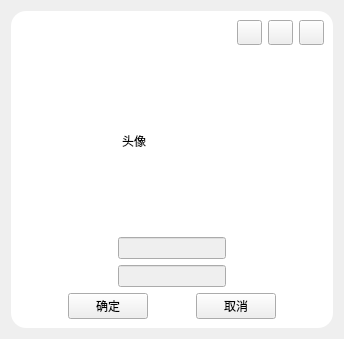
Old version of the form QQdemo/setting.ui in the repository Mine268/chatroom_qt.
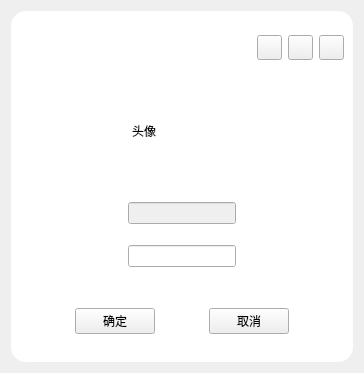
New version of the form. Icons and pictures are not drawn.

What changed in the file:
```diff
--- a/QQdemo/setting.ui
+++ b/QQdemo/setting.ui
@@ -2,6 +2,26 @@
 <ui version="4.0">
  <class>Setting</class>
  <widget class="QWidget" name="Setting">
+  <property name="geometry">
+   <rect>
+    <x>0</x>
+    <y>0</y>
+    <width>364</width>
+    <height>373</height>
+   </rect>
+  </property>
+  <property name="minimumSize">
+   <size>
+    <width>364</width>
+    <height>373</height>
+   </size>
+  </property>
+  <property name="maximumSize">
+   <size>
+    <width>364</width>
+    <height>373</height>
+   </size>
+  </property>
   <property name="windowTitle">
    <string>Form</string>
   </property>
@@ -139,19 +159,6 @@
         </item>
        </layout>
       </item>
-      <item>
-       <spacer name="verticalSpacer">
-        <property name="orientation">
-         <enum>Qt::Vertical</enum>
-        </property>
-        <property name="sizeHint" stdset="0">
-         <size>
-          <width>20</width>
-          <height>40</height>
-         </size>
-        </property>
-       </spacer>
-      </item>
       <item>
        <layout class="QHBoxLayout" name="horizontalLayout_5">
         <item>
@@ -201,19 +208,6 @@
         </item>
        </layout>
       </item>
-      <item>
-       <spacer name="verticalSpacer_2">
-        <property name="orientation">
-         <enum>Qt::Vertical</enum>
-        </property>
-        <property name="sizeHint" stdset="0">
-         <size>
-          <width>20</width>
-          <height>40</height>
-         </size>
-        </property>
-       </spacer>
-      </item>
       <item>
        <layout class="QHBoxLayout" name="horizontalLayout_2">
         <property name="spacing">
@@ -275,7 +269,7 @@
         <item>
          <widget class="QLineEdit" name="username">
           <property name="enabled">
-           <bool>false</bool>
+           <bool>true</bool>
           </property>
          </widget>
         </item>
@@ -294,6 +288,23 @@
         </item>
        </layout>
       </item>
+      <item>
+       <layout class="QHBoxLayout" name="horizontalLayout_7">
+        <item>
+         <spacer name="horizontalSpacer_12">
+          <property name="orientation">
+           <enum>Qt::Horizontal</enum>
+          </property>
+          <property name="sizeHint" stdset="0">
+           <size>
+            <width>40</width>
+            <height>20</height>
+           </size>
+          </property>
+         </spacer>
+        </item>
+       </layout>
+      </item>
       <item>
        <layout class="QHBoxLayout" name="horizontalLayout_6">
         <property name="spacing">
```
